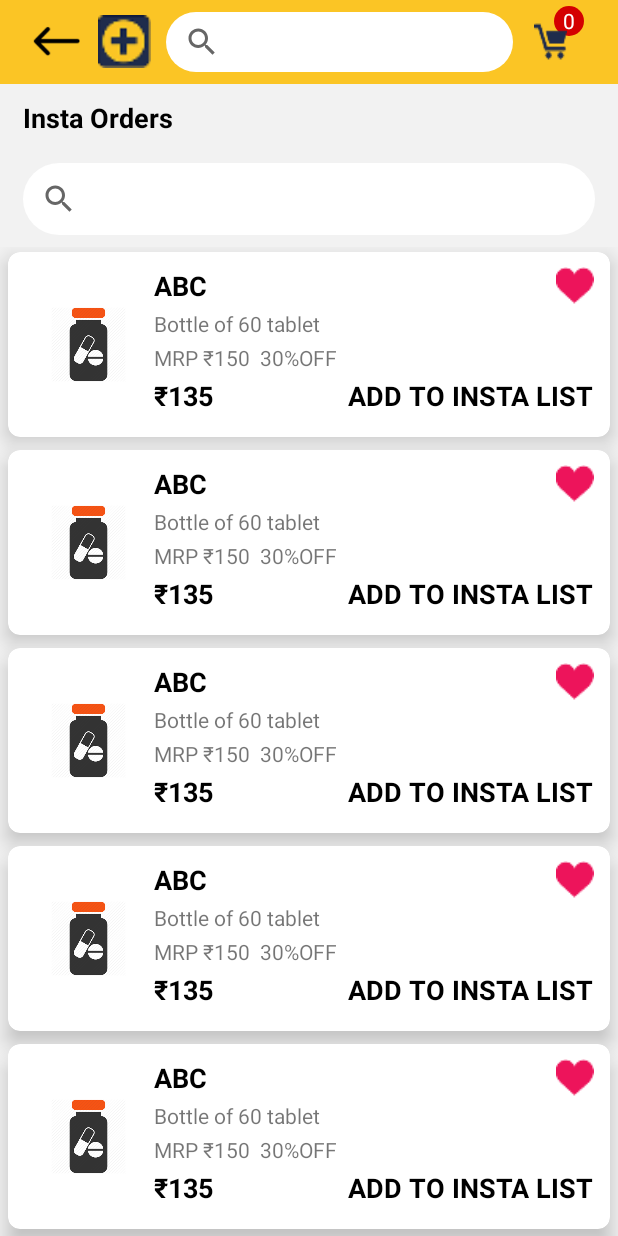
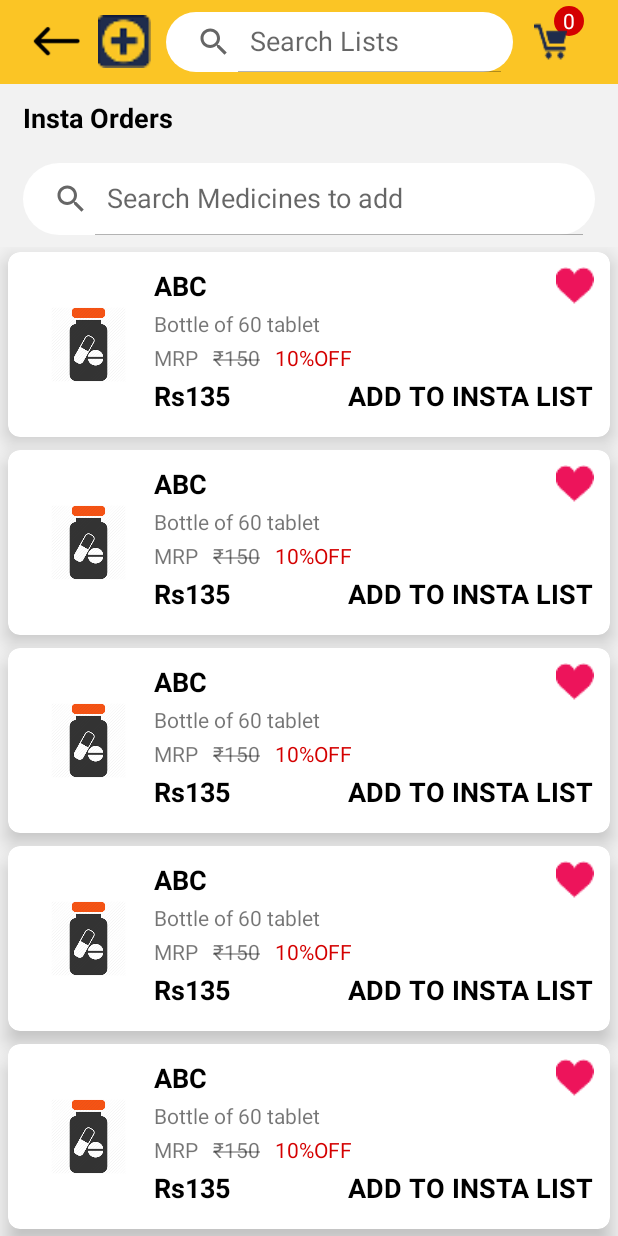
Before and after one commit to punammaitri/MedicoboxAppUser, an Android app: the InstaProductDetailActivity screen opened directly, with no data from a screen before it, on a phone screen of 412 x 824 dp. Run offline under Robolectric (Android 15) with nearby library versions, the phone set to English and light mode, and no system bars; our stand-ins replace ButterKnife.

Commit message:
Solved issues which is mentioned in defect list.

```diff
--- a/app/src/main/java/com/aiprous/medicobox/activity/ListActivity.java
+++ b/app/src/main/java/com/aiprous/medicobox/activity/ListActivity.java
@@ -43,6 +43,7 @@ public class ListActivity extends AppCompatActivity {
       //  searchview_medicine.onActionViewExpanded();
       //  searchview_medicine.setIconified(true);
 
+        searchview_medicine.setFocusable(false);
 
         //set status bar color
         Window window = this.getWindow();
--- a/app/src/main/java/com/aiprous/medicobox/activity/ProductDescriptionActivity.java
+++ b/app/src/main/java/com/aiprous/medicobox/activity/ProductDescriptionActivity.java
@@ -6,6 +6,7 @@ import android.support.v7.app.AppCompatActivity;
 import android.os.Bundle;
 import android.support.v7.widget.LinearLayoutManager;
 import android.support.v7.widget.RecyclerView;
+import android.support.v7.widget.SearchView;
 import android.view.Window;
 import android.view.WindowManager;
 
@@ -23,6 +24,8 @@ public class ProductDescriptionActivity extends AppCompatActivity {
 
     @BindView(R.id.rv_people_also_viewed)
     RecyclerView rv_people_also_viewed;
+    @BindView(R.id.searchview_medicine)
+    SearchView searchview_medicine;
 
     ArrayList<HomeFragment.Product> mlistModelsArray=new ArrayList<>();
     private RecyclerView.LayoutManager layoutManager;
@@ -38,6 +41,7 @@ public class ProductDescriptionActivity extends AppCompatActivity {
 
     private void init() {
 
+        searchview_medicine.setFocusable(false);
         Window window = this.getWindow();
         window.addFlags(WindowManager.LayoutParams.FLAG_DRAWS_SYSTEM_BAR_BACKGROUNDS);
         window.clearFlags(WindowManager.LayoutParams.FLAG_TRANSLUCENT_STATUS);
--- a/app/src/main/java/com/aiprous/medicobox/activity/ProductDetailBActivity.java
+++ b/app/src/main/java/com/aiprous/medicobox/activity/ProductDetailBActivity.java
@@ -8,6 +8,7 @@ import android.support.v7.app.AppCompatActivity;
 import android.os.Bundle;
 import android.support.v7.widget.LinearLayoutManager;
 import android.support.v7.widget.RecyclerView;
+import android.support.v7.widget.SearchView;
 import android.view.Window;
 import android.view.WindowManager;
 import android.widget.ArrayAdapter;
@@ -36,6 +37,8 @@ public class ProductDetailBActivity extends AppCompatActivity {
 
 
 
+    @BindView(R.id.searchview_medicine)
+    SearchView searchview_medicine;
     @BindView(R.id.viewPager)
     ViewPager viewPager;
     @BindView(R.id.SliderDots)
@@ -64,6 +67,7 @@ public class ProductDetailBActivity extends AppCompatActivity {
     private void init() {
         tv_mrp_price.setText(mcontext.getResources().getString(R.string.Rs)+"68.60");
 
+        searchview_medicine.setFocusable(false);
         //set status bar color
         Window window = this.getWindow();
         window.addFlags(WindowManager.LayoutParams.FLAG_DRAWS_SYSTEM_BAR_BACKGROUNDS);
--- a/app/src/main/java/com/aiprous/medicobox/instaorder/InstaAddNewListActivity.java
+++ b/app/src/main/java/com/aiprous/medicobox/instaorder/InstaAddNewListActivity.java
@@ -7,6 +7,7 @@ import android.support.v4.content.ContextCompat;
 import android.support.v7.app.AppCompatActivity;
 import android.support.v7.widget.LinearLayoutManager;
 import android.support.v7.widget.RecyclerView;
+import android.support.v7.widget.SearchView;
 import android.view.View;
 import android.view.Window;
 import android.view.WindowManager;
@@ -22,6 +23,8 @@ import medicobox.aiprous.com.medicobox.R;
 public class InstaAddNewListActivity extends AppCompatActivity {
 
     // @BindView(R.id.rc_medicine_list)
+    @BindView(R.id.searchview_medicine)
+    SearchView searchview_medicine;
     RecyclerView rc_medicine_list;
     ArrayList<ListModel> mlistModelsArray = new ArrayList<>();
     ArrayList<SubListModel> mSubListModelsArray = new ArrayList<>();
@@ -40,6 +43,8 @@ public class InstaAddNewListActivity extends AppCompatActivity {
 
     private void init() {
 
+        searchview_medicine.setFocusable(false);
+        searchview_medicine.setQueryHint("Search Lists");
         //set status bar color
         Window window = this.getWindow();
         window.addFlags(WindowManager.LayoutParams.FLAG_DRAWS_SYSTEM_BAR_BACKGROUNDS);
--- a/app/src/main/java/com/aiprous/medicobox/instaorder/InstaProductDetailActivity.java
+++ b/app/src/main/java/com/aiprous/medicobox/instaorder/InstaProductDetailActivity.java
@@ -6,17 +6,23 @@ import android.support.v4.content.ContextCompat;
 import android.support.v7.app.AppCompatActivity;
 import android.support.v7.widget.LinearLayoutManager;
 import android.support.v7.widget.RecyclerView;
+import android.support.v7.widget.SearchView;
 import android.view.Window;
 import android.view.WindowManager;
 
 import java.util.ArrayList;
 
+import butterknife.BindView;
 import butterknife.ButterKnife;
 import medicobox.aiprous.com.medicobox.R;
 
 public class InstaProductDetailActivity extends AppCompatActivity {
 
     // @BindView(R.id.rc_medicine_list)
+    @BindView(R.id.searchview_medicine)
+    SearchView searchview_medicine;
+    @BindView(R.id.searchview_sub_medicine)
+    SearchView searchview_sub_medicine;
     RecyclerView rc_medicine_list;
     ArrayList<ListModel> mlistModelsArray = new ArrayList<>();
     private Context mContext = this;
@@ -31,6 +37,8 @@ public class InstaProductDetailActivity extends AppCompatActivity {
     }
 
     private void init() {
+        searchview_medicine.setFocusable(false);searchview_medicine.setQueryHint("Search Lists");
+        searchview_sub_medicine.setFocusable(false);
         //set status bar color
         Window window = this.getWindow();
         window.addFlags(WindowManager.LayoutParams.FLAG_DRAWS_SYSTEM_BAR_BACKGROUNDS);
--- a/app/src/main/java/com/aiprous/medicobox/instaorder/InstaProductDetailAdapter.java
+++ b/app/src/main/java/com/aiprous/medicobox/instaorder/InstaProductDetailAdapter.java
@@ -2,6 +2,7 @@ package com.aiprous.medicobox.instaorder;
 
 import android.content.Context;
 import android.content.Intent;
+import android.graphics.Paint;
 import android.support.annotation.NonNull;
 import android.support.v7.widget.RecyclerView;
 import android.view.LayoutInflater;
@@ -10,6 +11,8 @@ import android.view.ViewGroup;
 import android.widget.ImageView;
 import android.widget.LinearLayout;
 import android.widget.TextView;
+
+import org.w3c.dom.Text;
 
 import java.util.ArrayList;
 
@@ -43,9 +46,11 @@ public class InstaProductDetailAdapter extends RecyclerView.Adapter<InstaProduct
         holder.imgProduct.setImageResource(mDataArrayList.get(position).getImage());
         holder.tvMedicineName.setText(mDataArrayList.get(position).getMedicineName());
         holder.tvContent.setText(mDataArrayList.get(position).getValue());
-        holder.tvMrp.setText(mContext.getResources().getString(R.string.mrp_rs) + mDataArrayList.get(position).getMrp() + "  " + mDataArrayList.get(position).getDiscount() + "OFF");
-        holder.tvPrice.setText(mContext.getResources().getString(R.string.Rs) + mDataArrayList.get(position).getPrice());
+       // holder.tvMrp.setText(mContext.getResources().getString(R.string.mrp_rs) + mDataArrayList.get(position).getMrp() + "  " + mDataArrayList.get(position).getDiscount() + "OFF");
+       // holder.tvPrice.setText(mContext.getResources().getString(R.string.Rs) + mDataArrayList.get(position).getPrice());
 
+        holder.tv_mrp_price.setText(mContext.getResources().getString(R.string.Rs)+mDataArrayList.get(position).getMrp());
+        holder.tv_mrp_price.setPaintFlags(holder.tv_mrp_price.getPaintFlags() | Paint.STRIKE_THRU_TEXT_FLAG);
         holder.llMain.setOnClickListener(new View.OnClickListener() {
             @Override
             public void onClick(View view) {
@@ -77,6 +82,8 @@ public class InstaProductDetailAdapter extends RecyclerView.Adapter<InstaProduct
         TextView tvPrice;
         @BindView(R.id.txt_add_to_insta_list)
         TextView txtAddToInstaList;
+        @BindView(R.id.tv_mrp_price)
+        TextView tv_mrp_price;
 
 
         ViewHolder(@NonNull View view) {
--- a/app/src/main/res/layout/activity_insta_product_detail.xml
+++ b/app/src/main/res/layout/activity_insta_product_detail.xml
@@ -35,13 +35,16 @@
         <android.support.v7.widget.SearchView
             android:layout_width="match_parent"
             android:layout_height="wrap_content"
-            android:id="@+id/searchview_medicine"
+            android:id="@+id/searchview_sub_medicine"
             android:iconifiedByDefault="false"
             android:layout_marginTop="@dimen/height_8"
             android:layout_marginLeft="@dimen/height_15"
             android:layout_marginRight="@dimen/height_15"
             android:background="@drawable/custom_btn_bg_white"
-            app:queryHint="Search Medicine to Add" />
+            app:queryHint="Search Medicines to add"
+            android:clickable="true"
+            app:iconifiedByDefault="false"
+           />
 
 
         <android.support.v7.widget.RecyclerView
--- a/app/src/main/res/layout/activity_list.xml
+++ b/app/src/main/res/layout/activity_list.xml
@@ -61,7 +61,7 @@
                 android:gravity="center"
                 android:layout_marginLeft="@dimen/height_20"
                 android:layout_marginRight="@dimen/height_20"
-                android:background="@drawable/custom_btn_bg_broder">
+                android:background="@drawable/custom_btn_bg_white">
 
                 <ImageView
                     android:layout_width="wrap_content"
@@ -91,7 +91,7 @@
                 android:gravity="center"
                 android:layout_marginLeft="@dimen/height_20"
                 android:layout_marginRight="@dimen/height_20"
-                android:background="@drawable/custom_btn_bg_broder">
+                android:background="@drawable/custom_btn_bg_white">
 
                 <ImageView
                     android:layout_width="wrap_content"
--- a/app/src/main/res/layout/activity_product_description.xml
+++ b/app/src/main/res/layout/activity_product_description.xml
@@ -40,7 +40,7 @@
         <TextView
             android:layout_width="match_parent"
             android:layout_height="wrap_content"
-            android:text="Comblfan Icy Hot Fast Pain Relief Spray contains Combiflam Icy Hot Fast Pain Relief Spray contains Diclofenac Diclofenac Diethylamin 1.16% w/w(equivalent to Diclofenac Sodium-1% w/w) "
+            android:text="Comblfam Icy Hot Fast Pain Relief Spray contains Combiflam Icy Hot Fast Pain Relief Spray contains Diclofenac  Diethylamin 1.16% w/w(equivalent to Diclofenac Sodium-1% w/w). "
             android:layout_marginTop="@dimen/height_10"
             />
 
@@ -104,7 +104,7 @@
                 android:layout_width="0dp"
                 android:layout_height="wrap_content"
                 android:layout_weight="0.5"
-                android:text="PACKGING"
+                android:text="PACKAGING"
                 android:textAppearance="?android:attr/textAppearanceSmall"
                 android:textColor="@color/colorblack"/>
 
--- a/app/src/main/res/layout/activity_product_detail_b.xml
+++ b/app/src/main/res/layout/activity_product_detail_b.xml
@@ -125,7 +125,6 @@
                             android:layout_marginLeft="@dimen/height_5"
                             android:textColor="@color/colorblack"
                             android:layout_toRightOf="@+id/tv_mrp"
-                            android:textAppearance="?android:attr/textAppearanceMedium"
                             android:textStyle="bold"/>
 
                         <TextView
@@ -243,7 +242,7 @@
                     android:text="Drug Information"
                     android:textColor="@color/colorblack"
                     android:textStyle="bold"
-                    android:textAppearance="?android:attr/textAppearanceSmall"/>
+                    android:textAppearance="?android:attr/textAppearanceMedium"/>
 
             </LinearLayout>
 
--- a/app/src/main/res/layout/activity_sign_up.xml
+++ b/app/src/main/res/layout/activity_sign_up.xml
@@ -106,7 +106,7 @@
                <TextView
                    android:layout_width="wrap_content"
                    android:layout_height="wrap_content"
-                   android:text="Already have a account? "
+                   android:text="Already have an account? "
                    android:textAppearance="?android:attr/textAppearanceMedium"/>
 
                <TextView
--- a/app/src/main/res/layout/app_bar_main.xml
+++ b/app/src/main/res/layout/app_bar_main.xml
@@ -99,7 +99,7 @@
                     android:layout_height="40dp"
                     android:layout_marginLeft="@dimen/height_8"
                     android:layout_marginRight="@dimen/height_8"
-                    android:background="@drawable/border_for_search_rectangle"
+                    android:background="@drawable/custom_btn_bg_white"
                     android:orientation="horizontal">
 
                     <TextView
@@ -127,7 +127,7 @@
                         android:ellipsize="end"
                         android:textAppearance="?android:attr/textAppearanceMedium"
                         android:textColor="@color/textColor"
-                        android:textColorHint="@color/textColor" />
+                        android:textColorHint="@color/colorlightGray" />
 
 
                 </RelativeLayout>
--- a/app/src/main/res/layout/custom_toolbar.xml
+++ b/app/src/main/res/layout/custom_toolbar.xml
@@ -59,8 +59,10 @@
         android:layout_centerInParent="true"
         android:layout_marginLeft="@dimen/height_10"
         android:clickable="true"
+        app:iconifiedByDefault="false"
         app:queryHint="Search Medicine"
-       />
+
+        />
 
 <RelativeLayout
     android:id="@+id/rlayout_cart"
--- a/app/src/main/res/layout/insta_product_list_item.xml
+++ b/app/src/main/res/layout/insta_product_list_item.xml
@@ -68,20 +68,39 @@
                 android:text="Bottle of 60 tablet"
                 android:textAppearance="?android:attr/textAppearanceSmall" />
 
-            <TextView
-                android:id="@+id/tv_mrp"
+
+            <LinearLayout
+                android:id="@+id/llayout_price"
                 android:layout_width="match_parent"
                 android:layout_height="wrap_content"
+                android:layout_marginTop="@dimen/height_3"
                 android:layout_below="@+id/tv_content"
-                android:layout_marginTop="@dimen/height_3"
-                android:text="@string/mrp_rupees"
-                android:textAppearance="?android:attr/textAppearanceSmall" />
+                android:orientation="horizontal">
+                <TextView
+                    android:id="@+id/tv_mrp"
+                    android:layout_width="wrap_content"
+                    android:layout_height="wrap_content"
+                    android:text="MRP"/>
+                <TextView
+                    android:id="@+id/tv_mrp_price"
+                    android:layout_width="wrap_content"
+                    android:layout_height="wrap_content"
+                    android:text="Rs151"
+                    android:layout_marginLeft="@dimen/height_10"
+                    android:layout_marginRight="@dimen/height_10"/>
+                <TextView
+                    android:id="@+id/tv_discount"
+                    android:layout_width="wrap_content"
+                    android:layout_height="wrap_content"
+                    android:text="10%OFF"
+                    android:textColor="@color/colorred"/>
 
+            </LinearLayout>
             <TextView
                 android:id="@+id/tv_price"
                 android:layout_width="match_parent"
                 android:layout_height="wrap_content"
-                android:layout_below="@+id/tv_mrp"
+                android:layout_below="@+id/llayout_price"
                 android:layout_marginTop="@dimen/height_3"
                 android:layout_toLeftOf="@+id/txt_add_to_insta_list"
                 android:gravity="center|start"
@@ -97,7 +116,7 @@
                 android:layout_height="wrap_content"
                 android:layout_alignParentEnd="true"
                 android:layout_alignParentRight="true"
-                android:layout_below="@+id/tv_mrp"
+                android:layout_below="@+id/llayout_price"
                 android:layout_marginBottom="@dimen/height_5"
                 android:layout_marginTop="@dimen/height_3"
                 android:gravity="center|start"
```
Also changed, not shown: app/src/main/AndroidManifest.xml (+34 -17 lines), app/src/main/java/com/aiprous/medicobox/activity/ProductDetailActivity.java (+9 -1 lines), app/src/main/res/layout/activity_product_detail.xml (+8 -7 lines).
